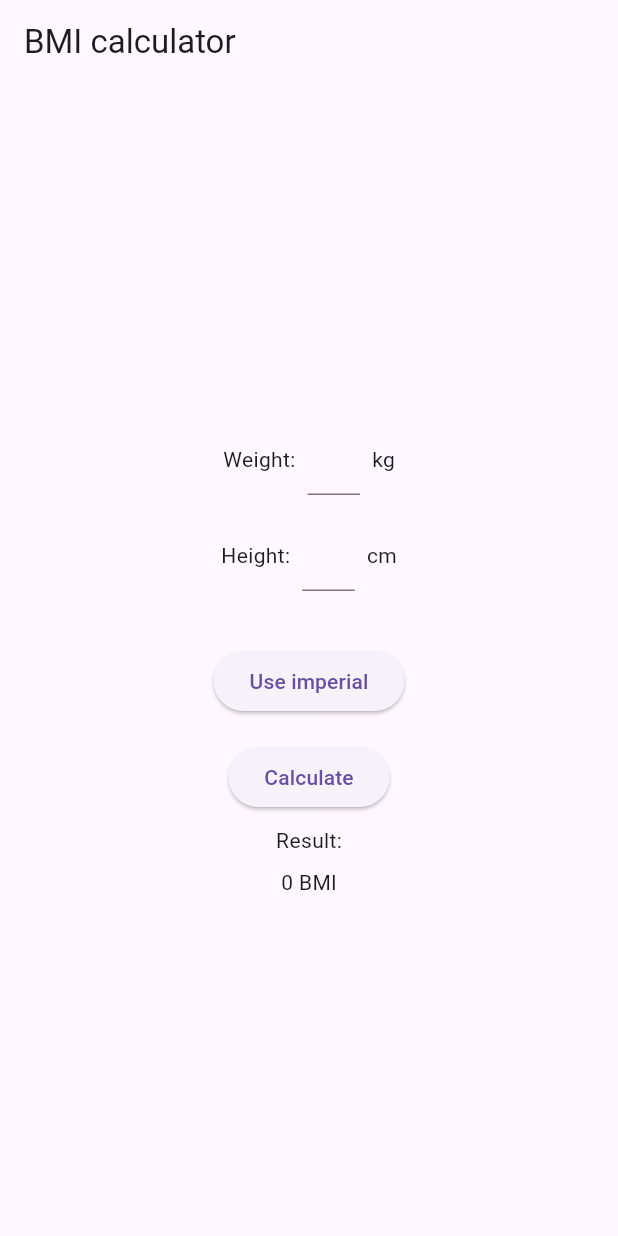
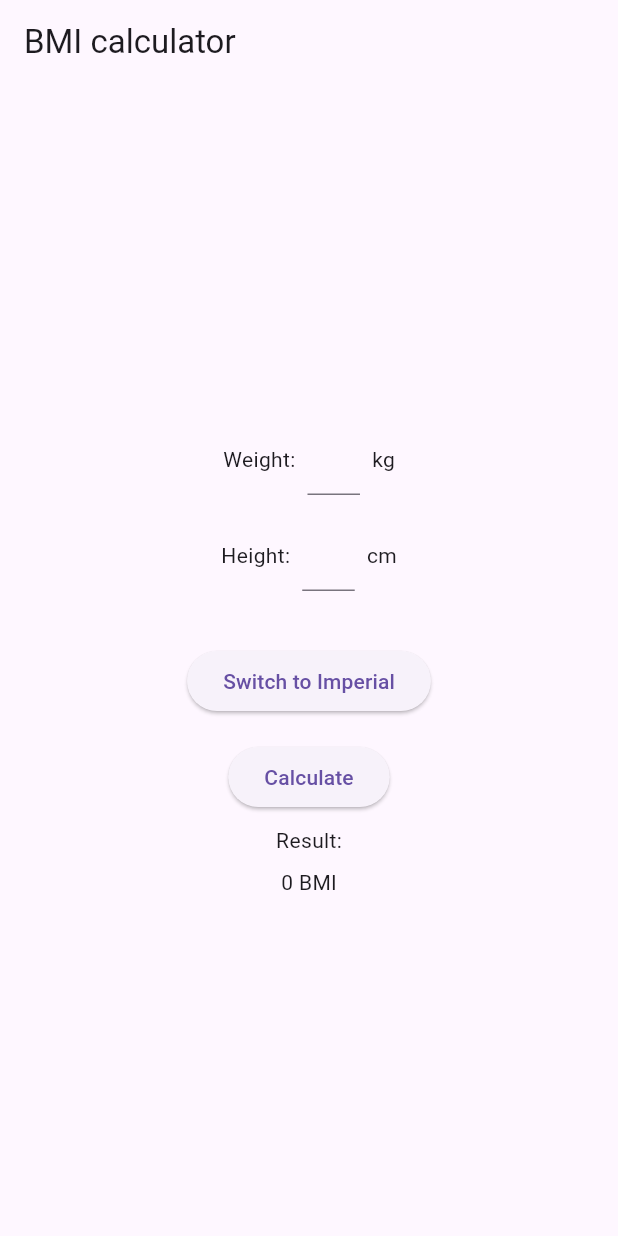
Before and after one commit to xszabo3/flutter_bmi, a Flutter app: the screen it shows after launch, on a phone screen of 412 x 824 dp. Run offline on Flutter 3.47's test engine with Material 3 defaults, Android fonts, the light colour scheme and no system bars.

Commit message:
feat: switch button text

```diff
--- a/lib/main.dart
+++ b/lib/main.dart
@@ -15,7 +15,7 @@ class MainApp extends StatelessWidget {
         appBar: AppBar(
           title: const Text('BMI calculator'),
         ),
-        body: const Center(
+        body: Center(
           child: BmiPage(),
         ),
       ),
--- /dev/null
+++ b/lib/model/bmi.dart
@@ -0,0 +1,5 @@
+class BmiInfo{
+
+  double height = 175;
+  double weight = 80;
+}
--- a/lib/ui/bmi_page.dart
+++ b/lib/ui/bmi_page.dart
@@ -2,10 +2,17 @@ import 'package:flutter/material.dart';
 
 import 'package:flutter_bmi/utils/constants.dart' as constants;
 
-class BmiPage extends StatelessWidget {
+class BmiPage extends StatefulWidget {
   const BmiPage({
     super.key,
   });
+
+  @override
+  State<BmiPage> createState() => _BmiPageState();
+}
+
+class _BmiPageState extends State<BmiPage> {
+  var usedUnit = "Imperial";
 
   @override
   Widget build(BuildContext context) {
@@ -17,7 +24,13 @@ class BmiPage extends StatelessWidget {
           const SizedBox(height: 20,),
           Padding(
             padding: const EdgeInsets.all(8.0),
-            child: ElevatedButton(onPressed: () { print('Button pressed'); }, child: const Text('Use imperial')), //TODO Use something better
+            child: ElevatedButton(
+              onPressed: () {
+                setState(() {
+                  usedUnit = usedUnit == "Imperial" ? "Metric" : "Imperial";
+                });
+              },
+              child: Text('Switch to $usedUnit')),
           ),
           Padding(
             padding: const EdgeInsets.all(8.0),
```
